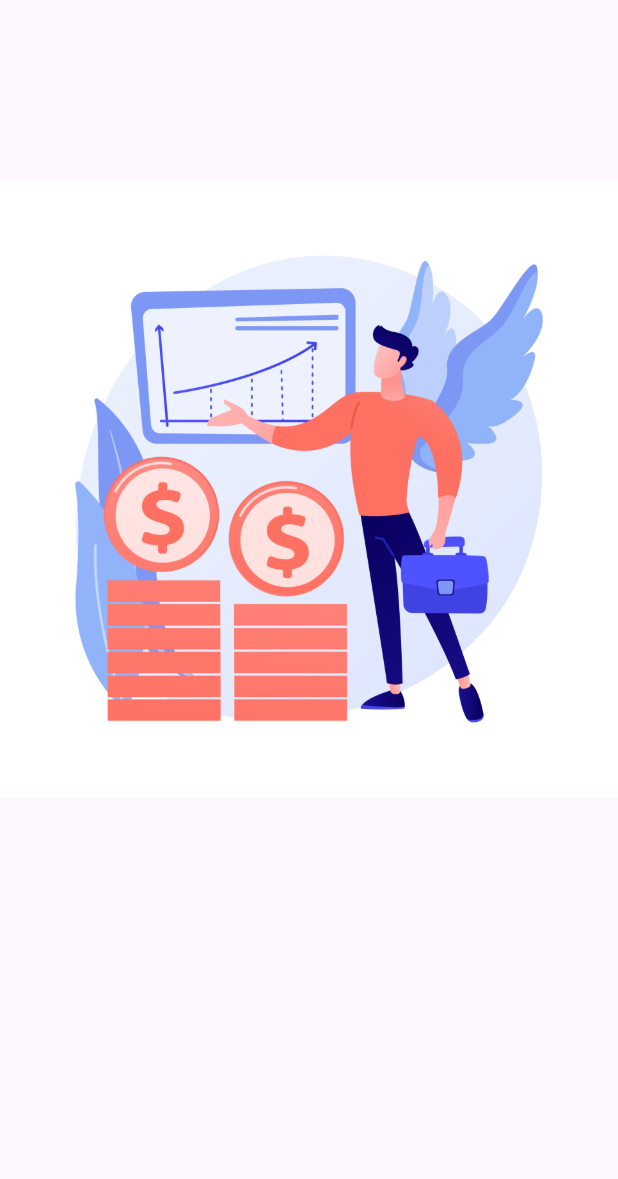
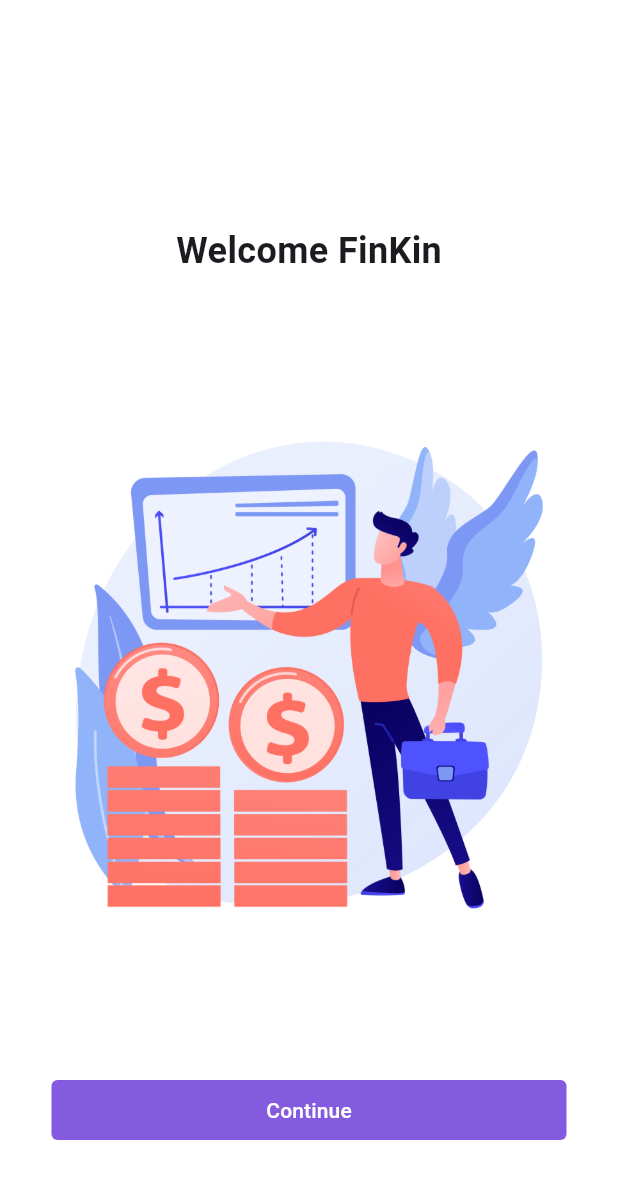
Before and after one commit to rajeshsundar31/finkin, a Flutter app: the screen it shows after launch, on a phone screen of 412 x 824 dp. Shown: the top 1179 px of the screen. Run offline on Flutter 3.47's test engine with Material 3 defaults, Android fonts, the phone set to English and light mode, and no system bars.

Commit message:
landing page done

```diff
--- /dev/null
+++ b/lib/components/custom_button.dart
@@ -0,0 +1,42 @@
+
+import 'package:finkin/core/constants/app_color.dart';
+import 'package:flutter/material.dart';
+
+class CustomButton extends StatelessWidget {
+  final Color color;
+  final String text;
+  final double? width;
+  final double? height;
+  final void Function()? onPressed;
+  const CustomButton({
+    this.color = AppColor.purple,
+    this.text = "button",
+    this.onPressed,
+    this.height,
+    this.width,
+    super.key
+    });
+
+  @override
+  Widget build(BuildContext context) {
+    return SizedBox(
+      width: width,
+      height: height,
+      child: TextButton(onPressed: onPressed,
+      style: ButtonStyle(
+        backgroundColor: WidgetStatePropertyAll(color),
+        shape: WidgetStateProperty.all(
+          RoundedRectangleBorder(
+            borderRadius: BorderRadius.circular(4.0)
+          )
+        )
+      ),
+      child: Text(
+        text,
+        style: const TextStyle(
+          color: AppColor.white
+        ),
+      )),
+    );
+  }
+}
--- /dev/null
+++ b/lib/core/constants/app_color.dart
@@ -0,0 +1,12 @@
+import 'package:flutter/material.dart';
+
+class AppColor {
+  static const white = Color(0xffFFFFFF);
+  static const black = Color(0xff000000);
+  static const red = Color(0xffE31837);
+  static const purple = Color(0xFF845BDF);
+  static const green = Color(0xFF26BF93);
+  static const grey = Color(0xFF76797B);
+  static const lightwhite = Color(0xffE8E8E8);
+  static const gold = Color(0xFFF6B94A);
+}
--- /dev/null
+++ b/lib/core/constants/app_strings.dart
@@ -0,0 +1,5 @@
+
+class AppStrings {
+  static const String welcome = "Welcome FinKin";
+  static const String continueBtn = "Continue";
+}
--- /dev/null
+++ b/lib/core/utils/size.dart
@@ -0,0 +1,14 @@
+import 'package:flutter/material.dart';
+
+
+Size displaySize( BuildContext context ){
+  return MediaQuery.of(context).size;
+}
+
+double displayHeight (BuildContext context) {
+  return displaySize(context).height;
+}
+
+double displayWidth ( BuildContext context) {
+  return displaySize(context).width;
+}
--- a/lib/presentation/landing_page.dart
+++ b/lib/presentation/landing_page.dart
@@ -1,4 +1,8 @@
+import 'package:finkin/components/custom_button.dart';
+import 'package:finkin/core/constants/app_color.dart';
+import 'package:finkin/core/constants/app_strings.dart';
 import 'package:finkin/core/utils/assetutils.dart';
+import 'package:finkin/core/utils/size.dart';
 import 'package:flutter/material.dart';
 
 class LandingPage extends StatefulWidget {
@@ -12,12 +16,28 @@
   @override
   Widget build(BuildContext context) {
     return Scaffold(
+      backgroundColor: AppColor.white,
       body: Column(
+        mainAxisAlignment: MainAxisAlignment.spaceEvenly,
         children: [
-          const SizedBox(
-            height: 120,
+          const Padding(
+            padding: EdgeInsets.only(top: 90),
+            child: Text(AppStrings.welcome, style: TextStyle(
+              fontWeight: FontWeight.w600,
+              fontSize: 24
+            ),),
           ),
-          Image.asset(AssetsUtils.landingAvatar)
+          // SizedBox(
+          //   height: displayHeight(context)/9,
+          // ),
+          Image.asset(AssetsUtils.landingAvatar),
+
+          CustomButton(
+            color: AppColor.purple,
+            onPressed: (){},
+            width: displayWidth(context)/1.2,
+            text: AppStrings.continueBtn,
+          )
         ],
       ),
     );
--- a/pubspec.yaml
+++ b/pubspec.yaml
@@ -35,6 +35,7 @@
   # The following adds the Cupertino Icons font to your application.
   # Use with the CupertinoIcons class for iOS style icons.
   cupertino_icons: ^1.0.8
+  provider: ^6.1.2
 
 dev_dependencies:
   flutter_test:
```
Also changed, not shown: pubspec.lock.
